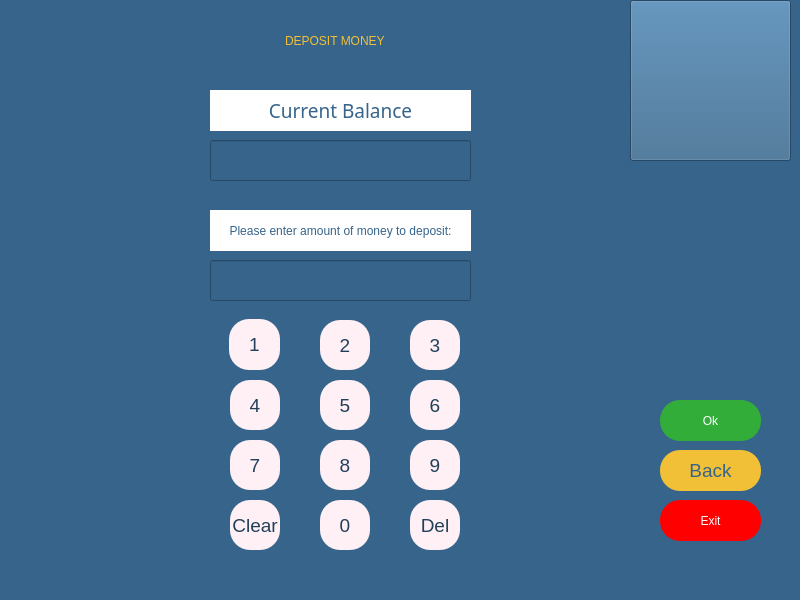
Before: the Qt Designer form insertpage.ui in melihorhanyilmaz/Project, drawn with Qt 5.
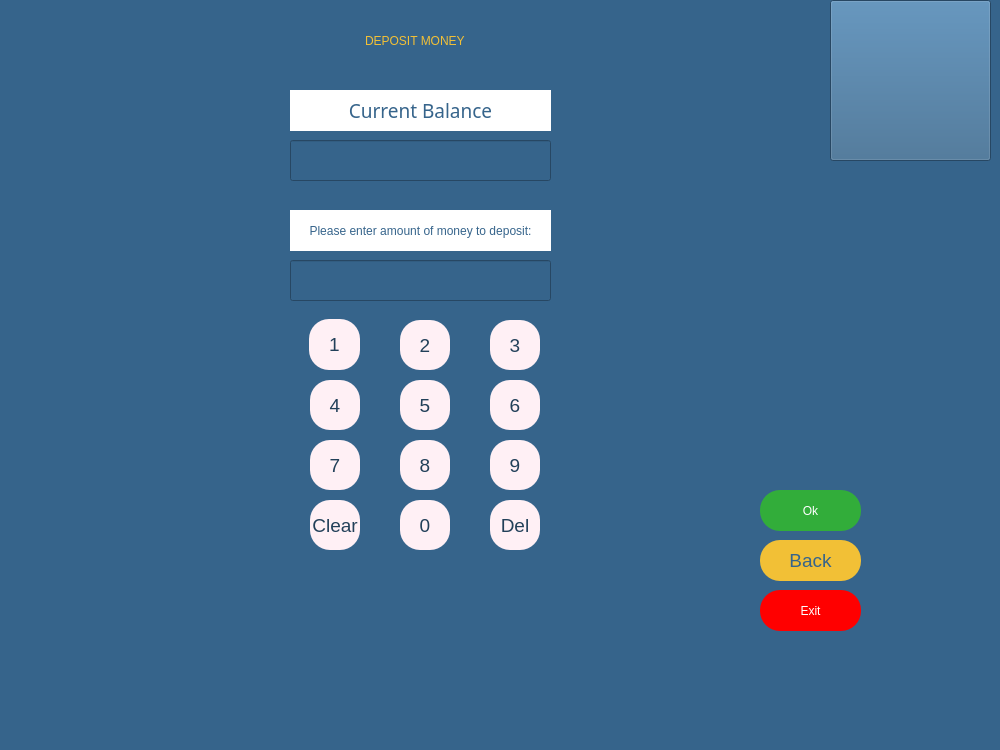
After: the same form once the commit is applied. Icons and pictures are not drawn.

Patch:
```diff
--- a/insertpage.ui
+++ b/insertpage.ui
@@ -6,8 +6,8 @@
    <rect>
     <x>0</x>
     <y>0</y>
-    <width>800</width>
-    <height>600</height>
+    <width>1000</width>
+    <height>750</height>
    </rect>
   </property>
   <property name="windowTitle">
@@ -20,8 +20,8 @@
    <widget class="QPushButton" name="B_exit">
     <property name="geometry">
      <rect>
-      <x>660</x>
-      <y>500</y>
+      <x>760</x>
+      <y>590</y>
       <width>101</width>
       <height>41</height>
      </rect>
@@ -43,7 +43,7 @@
    <widget class="QPushButton" name="eightB">
     <property name="geometry">
      <rect>
-      <x>320</x>
+      <x>400</x>
       <y>440</y>
       <width>50</width>
       <height>50</height>
@@ -62,7 +62,7 @@
    <widget class="QPushButton" name="threeB">
     <property name="geometry">
      <rect>
-      <x>410</x>
+      <x>490</x>
       <y>320</y>
       <width>50</width>
       <height>50</height>
@@ -81,7 +81,7 @@
    <widget class="QPushButton" name="zeroB">
     <property name="geometry">
      <rect>
-      <x>320</x>
+      <x>400</x>
       <y>500</y>
       <width>50</width>
       <height>50</height>
@@ -100,7 +100,7 @@
    <widget class="QPushButton" name="oneB">
     <property name="geometry">
      <rect>
-      <x>229</x>
+      <x>309</x>
       <y>319</y>
       <width>51</width>
       <height>51</height>
@@ -119,7 +119,7 @@
    <widget class="QPushButton" name="delB">
     <property name="geometry">
      <rect>
-      <x>410</x>
+      <x>490</x>
       <y>500</y>
       <width>50</width>
       <height>50</height>
@@ -138,7 +138,7 @@
    <widget class="QPushButton" name="nineB">
     <property name="geometry">
      <rect>
-      <x>410</x>
+      <x>490</x>
       <y>440</y>
       <width>50</width>
       <height>50</height>
@@ -157,7 +157,7 @@
    <widget class="QPushButton" name="fiveB">
     <property name="geometry">
      <rect>
-      <x>320</x>
+      <x>400</x>
       <y>380</y>
       <width>50</width>
       <height>50</height>
@@ -176,7 +176,7 @@
    <widget class="QPushButton" name="sevenB">
     <property name="geometry">
      <rect>
-      <x>230</x>
+      <x>310</x>
       <y>440</y>
       <width>50</width>
       <height>50</height>
@@ -195,7 +195,7 @@
    <widget class="QLabel" name="la_name">
     <property name="geometry">
      <rect>
-      <x>210</x>
+      <x>290</x>
       <y>210</y>
       <width>261</width>
       <height>41</height>
@@ -216,7 +216,7 @@
    <widget class="QPushButton" name="sixB">
     <property name="geometry">
      <rect>
-      <x>410</x>
+      <x>490</x>
       <y>380</y>
       <width>50</width>
       <height>50</height>
@@ -235,7 +235,7 @@
    <widget class="QPushButton" name="twoB">
     <property name="geometry">
      <rect>
-      <x>320</x>
+      <x>400</x>
       <y>320</y>
       <width>50</width>
       <height>50</height>
@@ -254,7 +254,7 @@
    <widget class="QLabel" name="la_balance">
     <property name="geometry">
      <rect>
-      <x>210</x>
+      <x>290</x>
       <y>90</y>
       <width>261</width>
       <height>41</height>
@@ -284,7 +284,7 @@
    <widget class="QLineEdit" name="li_amount_withdraw">
     <property name="geometry">
      <rect>
-      <x>210</x>
+      <x>290</x>
       <y>260</y>
       <width>261</width>
       <height>41</height>
@@ -301,7 +301,7 @@
    <widget class="QLineEdit" name="li_balance">
     <property name="geometry">
      <rect>
-      <x>210</x>
+      <x>290</x>
       <y>140</y>
       <width>261</width>
       <height>41</height>
@@ -318,7 +318,7 @@
    <widget class="QPushButton" name="fourB">
     <property name="geometry">
      <rect>
-      <x>230</x>
+      <x>310</x>
       <y>380</y>
       <width>50</width>
       <height>50</height>
@@ -337,8 +337,8 @@
    <widget class="QPushButton" name="B_ok">
     <property name="geometry">
      <rect>
-      <x>660</x>
-      <y>400</y>
+      <x>760</x>
+      <y>490</y>
       <width>101</width>
       <height>41</height>
      </rect>
@@ -361,8 +361,8 @@
    <widget class="QPushButton" name="B_back">
     <property name="geometry">
      <rect>
-      <x>660</x>
-      <y>450</y>
+      <x>760</x>
+      <y>540</y>
       <width>101</width>
       <height>41</height>
      </rect>
@@ -384,7 +384,7 @@
    <widget class="QPushButton" name="clearB">
     <property name="geometry">
      <rect>
-      <x>230</x>
+      <x>310</x>
       <y>500</y>
       <width>50</width>
       <height>50</height>
@@ -403,9 +403,9 @@
    <widget class="QLabel" name="la_error">
     <property name="geometry">
      <rect>
-      <x>480</x>
-      <y>330</y>
-      <width>301</width>
+      <x>150</x>
+      <y>560</y>
+      <width>561</width>
       <height>41</height>
      </rect>
     </property>
@@ -423,7 +423,7 @@
    <widget class="QPushButton" name="pushButton">
     <property name="geometry">
      <rect>
-      <x>630</x>
+      <x>830</x>
       <y>0</y>
       <width>161</width>
       <height>161</height>
@@ -452,7 +452,7 @@
    <widget class="QLineEdit" name="li_select_opr">
     <property name="geometry">
      <rect>
-      <x>110</x>
+      <x>190</x>
       <y>20</y>
       <width>451</width>
       <height>41</height>
```
Left out of the diff: 2 changed lines with no effect on the pictures.
